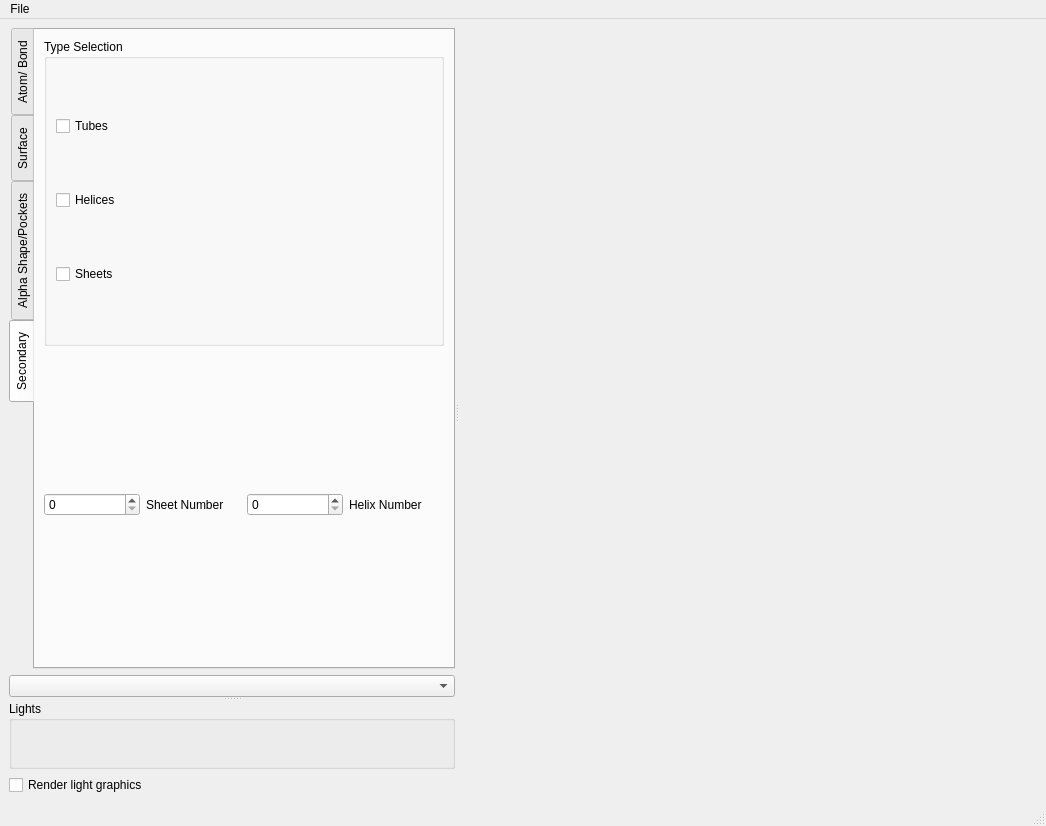
The window that pv_app/forms/mainwindow.ui (nithins/proteinvis) describes before a commit, drawn with Qt 5.
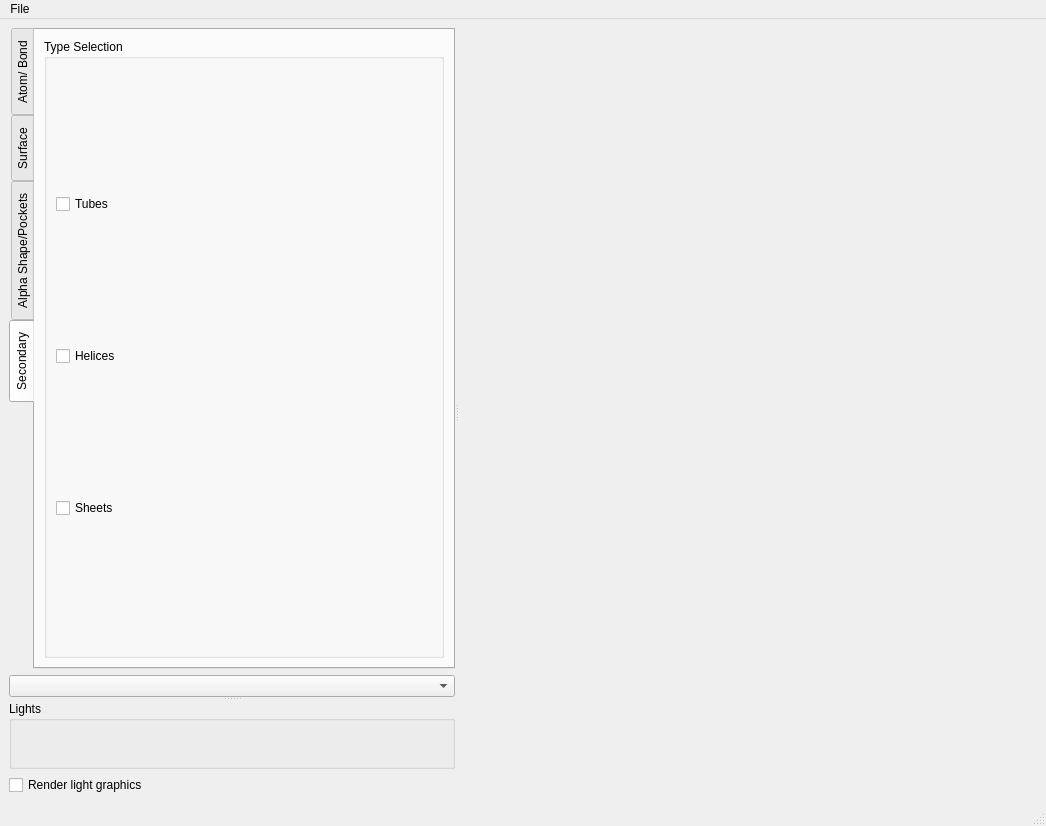
The same window after the commit. The open tabs and pages were chosen to show the change. Icons and pictures are not drawn. Custom widgets are drawn as their Qt base class.

Commit message: helix cutoff + ui changes

What changed in the file:
```diff
--- a/pv_app/forms/mainwindow.ui
+++ b/pv_app/forms/mainwindow.ui
@@ -464,30 +464,6 @@
                </layout>
               </widget>
              </item>
-             <item>
-              <layout class="QHBoxLayout" name="horizontalLayout">
-               <item>
-                <widget class="QSpinBox" name="spinBox_2"/>
-               </item>
-               <item>
-                <widget class="QLabel" name="label">
-                 <property name="text">
-                  <string>Sheet Number</string>
-                 </property>
-                </widget>
-               </item>
-               <item>
-                <widget class="QSpinBox" name="spinBox"/>
-               </item>
-               <item>
-                <widget class="QLabel" name="helixLabel">
-                 <property name="text">
-                  <string>Helix Number</string>
-                 </property>
-                </widget>
-               </item>
-              </layout>
-             </item>
             </layout>
            </widget>
           </widget>
```
Left out of the diff: 4 changed lines with no effect on the pictures. The commit also changes 6 other files.
